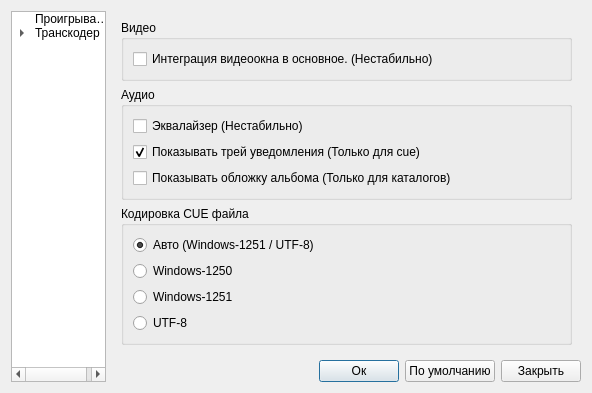
First picture: the form in ui/preferences.ui, repository ipse666/cueplayer, before the edit.
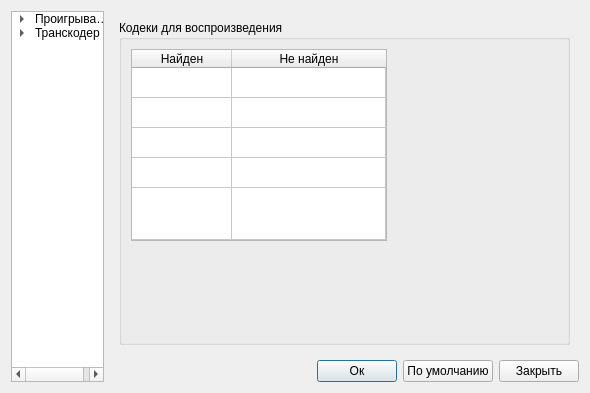
Second picture: the form after the edit. The open tabs and pages were chosen to show the change. Icons and pictures are not drawn.

What changed in the file:
```diff
--- a/ui/preferences.ui
+++ b/ui/preferences.ui
@@ -6,7 +6,7 @@
    <rect>
 	<x>0</x>
 	<y>0</y>
-	<width>592</width>
+	<width>590</width>
 	<height>368</height>
    </rect>
   </property>
@@ -38,6 +38,11 @@
 	  <property name="text">
 	   <string>Проигрыватель</string>
 	  </property>
+	  <item>
+	   <property name="text">
+		<string>кодеки</string>
+	   </property>
+	  </item>
 	 </item>
 	 <item>
 	  <property name="text">
@@ -207,6 +212,239 @@
 	   </item>
 	  </layout>
 	 </widget>
+	 <widget class="QWidget" name="page_7">
+	  <layout class="QGridLayout" name="gridLayout_17">
+	   <item row="0" column="0">
+		<widget class="QGroupBox" name="groupBox_4">
+		 <property name="title">
+		  <string>Кодеки для воспроизведения</string>
+		 </property>
+		 <layout class="QGridLayout" name="gridLayout_18">
+		  <item row="0" column="0">
+		   <widget class="QTableWidget" name="tableWidget">
+			<property name="sizePolicy">
+			 <sizepolicy hsizetype="Expanding" vsizetype="Expanding">
+			  <horstretch>0</horstretch>
+			  <verstretch>0</verstretch>
+			 </sizepolicy>
+			</property>
+			<property name="focusPolicy">
+			 <enum>Qt::NoFocus</enum>
+			</property>
+			<property name="verticalScrollBarPolicy">
+			 <enum>Qt::ScrollBarAlwaysOff</enum>
+			</property>
+			<property name="horizontalScrollBarPolicy">
+			 <enum>Qt::ScrollBarAlwaysOff</enum>
+			</property>
+			<property name="autoScroll">
+			 <bool>false</bool>
+			</property>
+			<property name="editTriggers">
+			 <set>QAbstractItemView::NoEditTriggers</set>
+			</property>
+			<property name="tabKeyNavigation">
+			 <bool>false</bool>
+			</property>
+			<property name="showDropIndicator" stdset="0">
+			 <bool>false</bool>
+			</property>
+			<property name="dragDropOverwriteMode">
+			 <bool>false</bool>
+			</property>
+			<property name="selectionMode">
+			 <enum>QAbstractItemView::NoSelection</enum>
+			</property>
+			<property name="gridStyle">
+			 <enum>Qt::SolidLine</enum>
+			</property>
+			<property name="cornerButtonEnabled">
+			 <bool>true</bool>
+			</property>
+			<attribute name="horizontalHeaderCascadingSectionResizes">
+			 <bool>false</bool>
+			</attribute>
+			<attribute name="horizontalHeaderHighlightSections">
+			 <bool>true</bool>
+			</attribute>
+			<attribute name="horizontalHeaderStretchLastSection">
+			 <bool>true</bool>
+			</attribute>
+			<attribute name="verticalHeaderVisible">
+			 <bool>false</bool>
+			</attribute>
+			<attribute name="verticalHeaderCascadingSectionResizes">
+			 <bool>false</bool>
+			</attribute>
+			<attribute name="verticalHeaderHighlightSections">
+			 <bool>true</bool>
+			</attribute>
+			<attribute name="verticalHeaderMinimumSectionSize">
+			 <number>30</number>
+			</attribute>
+			<attribute name="verticalHeaderShowSortIndicator" stdset="0">
+			 <bool>false</bool>
+			</attribute>
+			<attribute name="verticalHeaderStretchLastSection">
+			 <bool>true</bool>
+			</attribute>
+			<row>
+			 <property name="text">
+			  <string>mp3</string>
+			 </property>
+			</row>
+			<row>
+			 <property name="text">
+			  <string>ogg</string>
+			 </property>
+			</row>
+			<row>
+			 <property name="text">
+			  <string>flac</string>
+			 </property>
+			</row>
+			<row>
+			 <property name="text">
+			  <string>ape</string>
+			 </property>
+			</row>
+			<row>
+			 <property name="text">
+			  <string>aac</string>
+			 </property>
+			</row>
+			<column>
+			 <property name="text">
+			  <string>Найден</string>
+			 </property>
+			</column>
+			<column>
+			 <property name="text">
+			  <string>Не найден</string>
+			 </property>
+			</column>
+			<item row="0" column="0">
+			 <property name="text">
+			  <string/>
+			 </property>
+			 <property name="textAlignment">
+			  <set>AlignHCenter|AlignVCenter|AlignCenter</set>
+			 </property>
+			 <property name="foreground">
+			  <brush brushstyle="NoBrush">
+			   <color alpha="255">
+				<red>0</red>
+				<green>0</green>
+				<blue>0</blue>
+			   </color>
+			  </brush>
+			 </property>
+			</item>
+			<item row="0" column="1">
+			 <property name="text">
+			  <string/>
+			 </property>
+			 <property name="textAlignment">
+			  <set>AlignHCenter|AlignVCenter|AlignCenter</set>
+			 </property>
+			</item>
+			<item row="1" column="0">
+			 <property name="text">
+			  <string/>
+			 </property>
+			 <property name="textAlignment">
+			  <set>AlignHCenter|AlignVCenter|AlignCenter</set>
+			 </property>
+			</item>
+			<item row="1" column="1">
+			 <property name="text">
+			  <string/>
+			 </property>
+			 <property name="textAlignment">
+			  <set>AlignHCenter|AlignVCenter|AlignCenter</set>
+			 </property>
+			</item>
+			<item row="2" column="0">
+			 <property name="text">
+			  <string/>
+			 </property>
+			 <property name="textAlignment">
+			  <set>AlignHCenter|AlignVCenter|AlignCenter</set>
+			 </property>
+			</item>
+			<item row="2" column="1">
+			 <property name="text">
+			  <string/>
+			 </property>
+			 <property name="textAlignment">
+			  <set>AlignHCenter|AlignVCenter|AlignCenter</set>
+			 </property>
+			</item>
+			<item row="3" column="0">
+			 <property name="text">
+			  <string/>
+			 </property>
+			 <property name="textAlignment">
+			  <set>AlignHCenter|AlignVCenter|AlignCenter</set>
+			 </property>
+			</item>
+			<item row="3" column="1">
+			 <property name="text">
+			  <string/>
+			 </property>
+			 <property name="textAlignment">
+			  <set>AlignHCenter|AlignVCenter|AlignCenter</set>
+			 </property>
+			</item>
+			<item row="4" column="0">
+			 <property name="text">
+			  <string/>
+			 </property>
+			 <property name="textAlignment">
+			  <set>AlignHCenter|AlignVCenter|AlignCenter</set>
+			 </property>
+			</item>
+			<item row="4" column="1">
+			 <property name="text">
+			  <string/>
+			 </property>
+			 <property name="textAlignment">
+			  <set>AlignHCenter|AlignVCenter|AlignCenter</set>
+			 </property>
+			</item>
+		   </widget>
+		  </item>
+		  <item row="0" column="1">
+		   <spacer name="horizontalSpacer_6">
+			<property name="orientation">
+			 <enum>Qt::Horizontal</enum>
+			</property>
+			<property name="sizeHint" stdset="0">
+			 <size>
+			  <width>135</width>
+			  <height>20</height>
+			 </size>
+			</property>
+		   </spacer>
+		  </item>
+		  <item row="1" column="0">
+		   <spacer name="verticalSpacer_4">
+			<property name="orientation">
+			 <enum>Qt::Vertical</enum>
+			</property>
+			<property name="sizeHint" stdset="0">
+			 <size>
+			  <width>20</width>
+			  <height>83</height>
+			 </size>
+			</property>
+		   </spacer>
+		  </item>
+		 </layout>
+		</widget>
+	   </item>
+	  </layout>
+	 </widget>
 	 <widget class="QWidget" name="page_2">
 	  <layout class="QGridLayout" name="gridLayout_15">
 	   <item row="0" column="0">
@@ -634,7 +872,7 @@
 		   <rect>
 			<x>0</x>
 			<y>0</y>
-			<width>319</width>
+			<width>406</width>
 			<height>408</height>
 		   </rect>
 		  </property>
```
